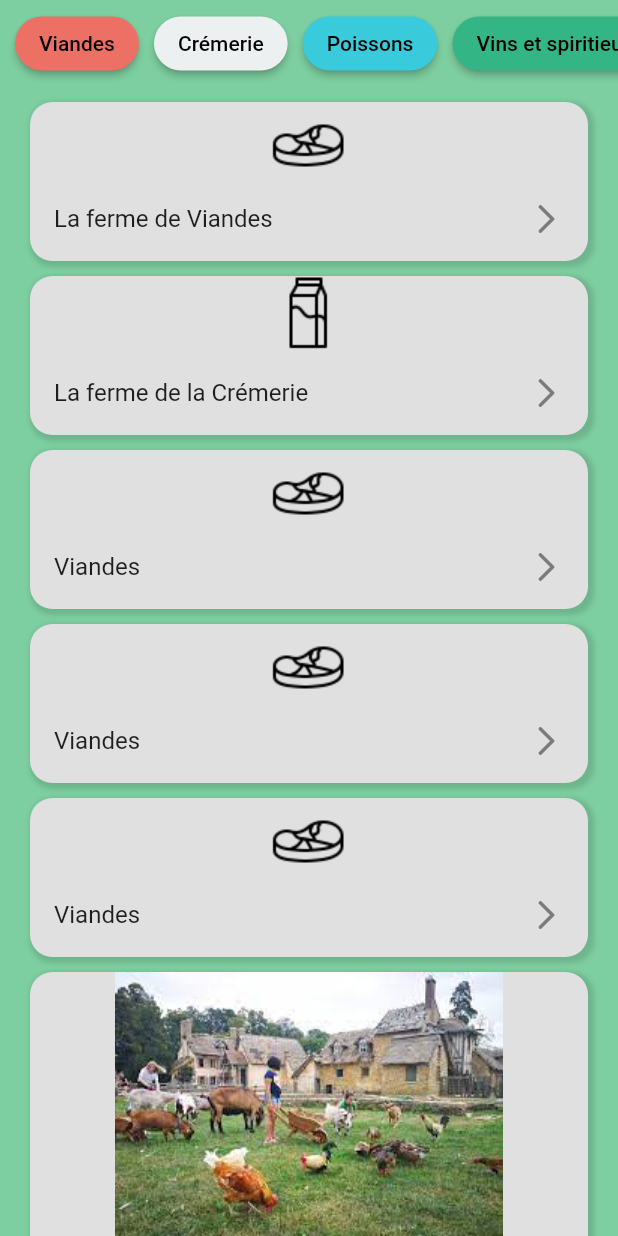
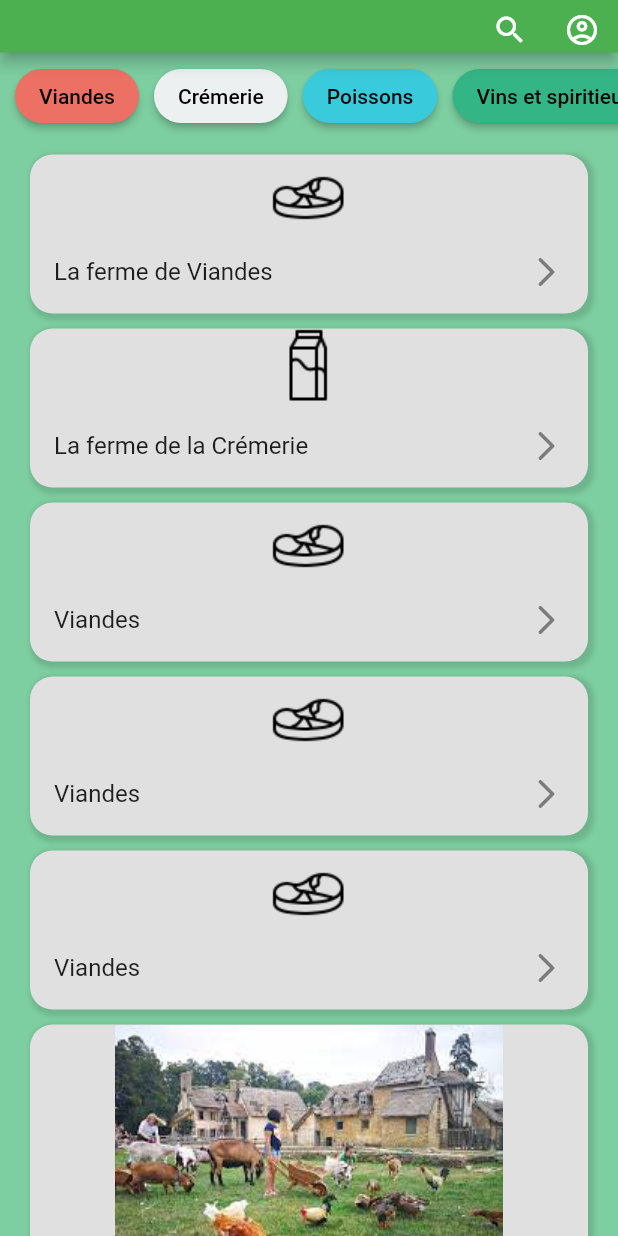
Before and after one commit to Sollres/place_du_marche, a Flutter app: the screen it shows after launch, on a phone screen of 412 x 824 dp. Run offline on Flutter 3.47's test engine with Material 2 defaults, Android fonts, the phone set to English and light mode, and no system bars.

Commit message:
reduction taille appBar

```diff
--- a/lib/pages/home_page.dart
+++ b/lib/pages/home_page.dart
@@ -11,7 +11,9 @@ class HomePage extends StatelessWidget {
   Widget build(BuildContext context) {
     return Scaffold(
       backgroundColor: backgroundColor,
-      /*appBar: AppBar(
+      appBar: PreferredSize(
+        preferredSize: const Size.fromHeight(35.0),
+        child: AppBar(
           actions: [
             IconButton(
               onPressed: () {},
@@ -26,7 +28,8 @@ class HomePage extends StatelessWidget {
               ),
             ),
           ],
-      ),*/
+        ),
+      ),
       body: ListView(
         children: [
           SingleChildScrollView(
```
Lines whose indentation alone changed are shown as unchanged.
